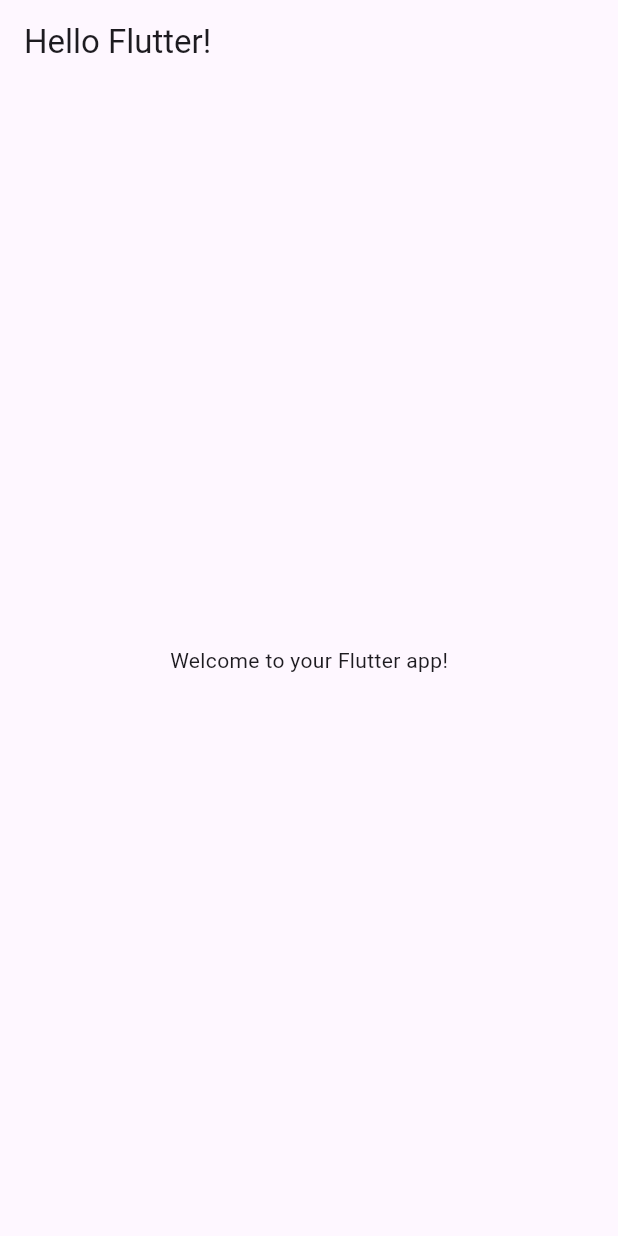
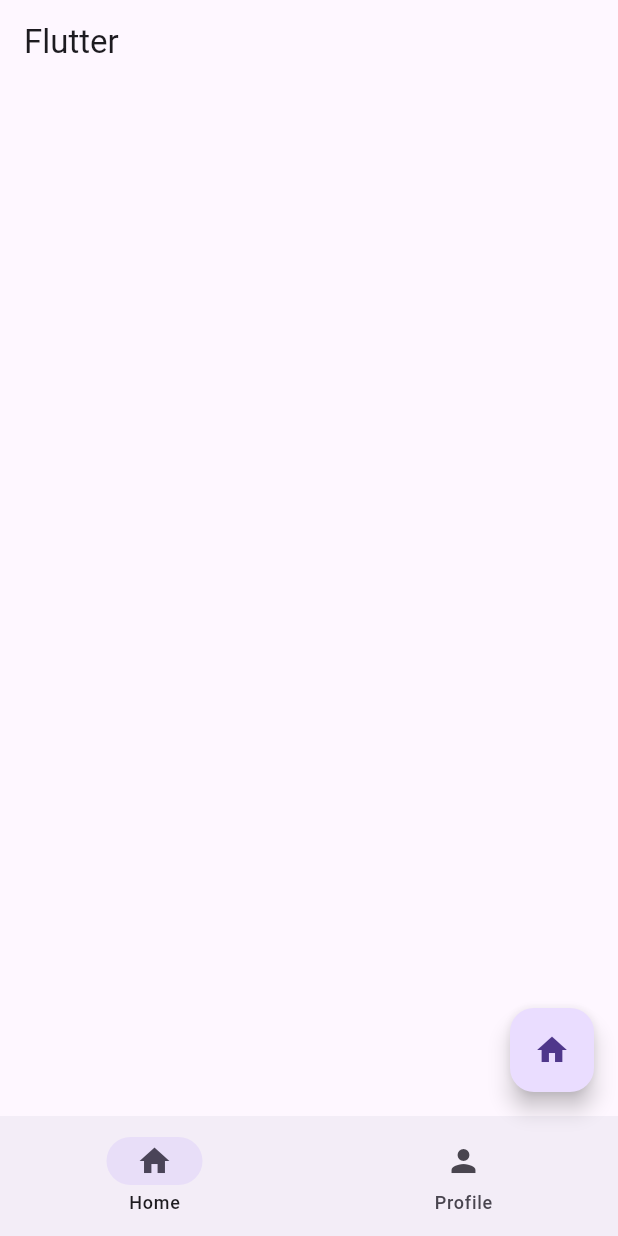
Before and after one commit to thecodemonster1/report_at_daily, a Flutter app: the screen it shows after launch, on a phone screen of 412 x 824 dp. Run offline on Flutter 3.47's test engine with Material 3 defaults, Android fonts, the phone set to English and light mode, and no system bars.

Commit message:
initial commit

```diff
--- a/lib/main.dart
+++ b/lib/main.dart
@@ -1,20 +1,59 @@
 import 'package:flutter/material.dart';
+// import 'package:fluttermapp_tutorial_1hr/home_page.dart';
+// import 'package:fluttermapp_tutorial_1hr/profile_page.dart';
 
 void main() {
-  runApp(MyApp());
+  runApp(const MyApp());
 }
 
 class MyApp extends StatelessWidget {
+  const MyApp({super.key});
+
   @override
   Widget build(BuildContext context) {
     return MaterialApp(
-      home: Scaffold(
-        appBar:  AppBar(
-          title: const Text("Hello Flutter!"),
-        ),
-        body: const Center(
-          child: Text('Welcome to your Flutter app!'),
-        ),
+      debugShowCheckedModeBanner: false,
+      theme: ThemeData(
+        primarySwatch: Colors.deepOrange,
+      ),
+      home: const RootPage(),
+    );
+  }
+}
+
+class RootPage extends StatefulWidget {
+  const RootPage({super.key});
+
+  @override
+  State<RootPage> createState() => _RootPageState();
+}
+
+class _RootPageState extends State<RootPage> {
+  int currentPage = 0;
+  // List<Widget> pages = const [HomePage(), ProfilePage()];
+  @override
+  Widget build(BuildContext context) {
+    return Scaffold(
+      appBar: AppBar(
+        title: const Text('Flutter'),
+      ),
+      // body: pages[currentPage],
+      floatingActionButton: FloatingActionButton(
+          onPressed: () {
+            debugPrint("Floating Action Button is working...");
+          },
+          child: const Icon(Icons.home)),
+      bottomNavigationBar: NavigationBar(
+        destinations: const [
+          NavigationDestination(icon: Icon(Icons.home), label: "Home"),
+          NavigationDestination(icon: Icon(Icons.person), label: "Profile"),
+        ],
+        onDestinationSelected: (int index) {
+          setState(() {
+            currentPage = index;
+          });
+        },
+        selectedIndex: currentPage,
       ),
     );
   }
```
